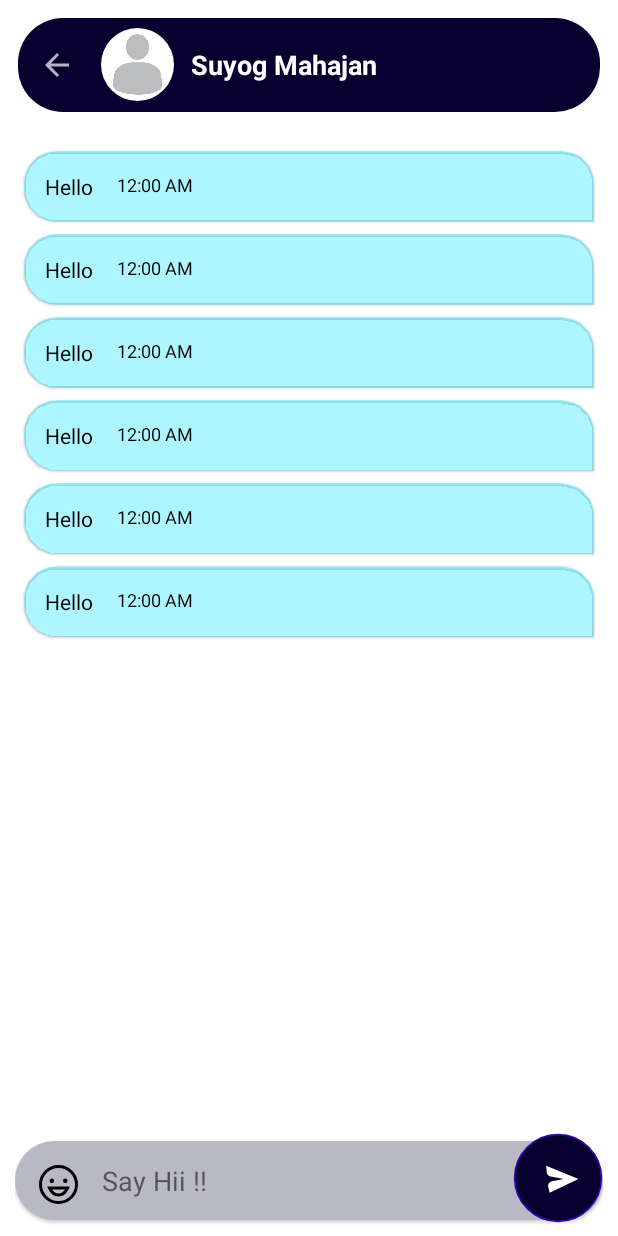
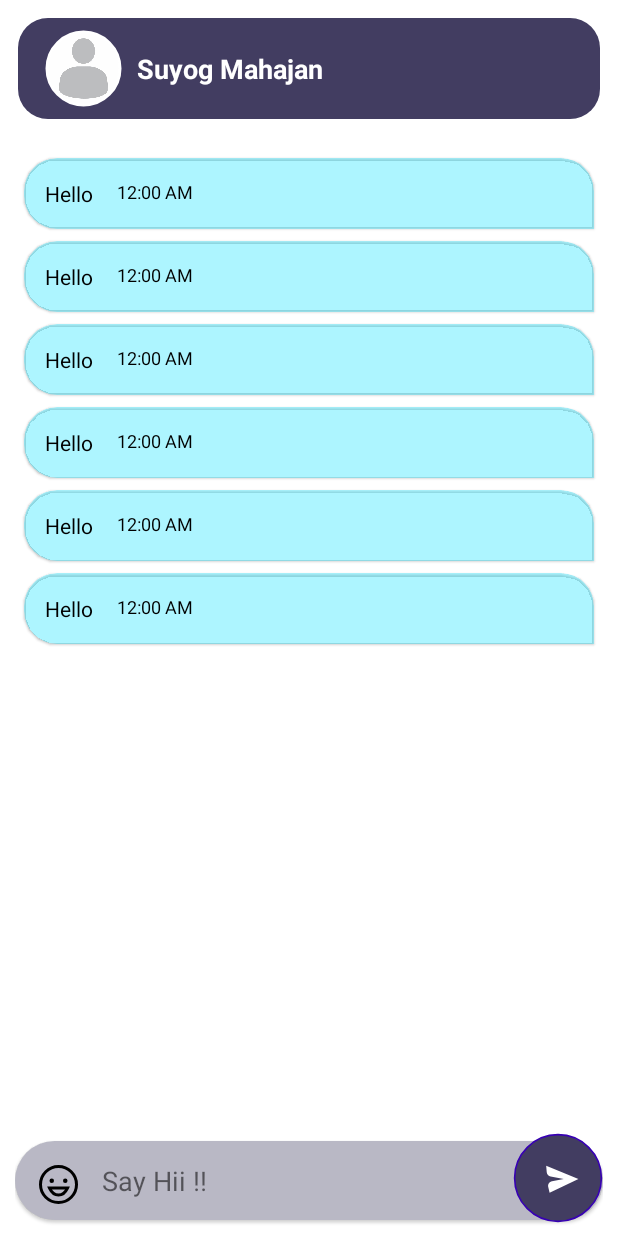
Before and after one commit to SuyogMahajan/ClickChat, an Android app: the layout activity_chat.xml on its own in the app's theme, with its tools: preview values and no code run, on a phone screen of 412 x 824 dp. Run offline under Robolectric (Android 15) with nearby library versions, the light colour scheme and no system bars; plain views replace EmojiEditText.

Commit message:
chat fragment working

```diff
--- a/app/build.gradle
+++ b/app/build.gradle
@@ -62,6 +62,7 @@ dependencies {
     implementation 'com.google.firebase:firebase-database:20.0.5'
     implementation 'com.google.firebase:firebase-auth-ktx'
     implementation 'com.squareup.picasso:picasso:2.71828'
+    implementation 'com.firebaseui:firebase-ui-database:8.0.1'
     // Add the dependencies for any other desired Firebase products
     // https://firebase.google.com/docs/android/setup#available-libraries
 
--- a/app/src/main/java/com/whatsappclone/whatsappclone/ui/actvities/ChatActivity.kt
+++ b/app/src/main/java/com/whatsappclone/whatsappclone/ui/actvities/ChatActivity.kt
@@ -55,6 +55,7 @@ class ChatActivity : AppCompatActivity() {
         chatAdapter = ChatAdapter(messages,mCurrentUid)
 
         setContentView(binding.root)
+        updateRead()
 
         FirebaseFirestore.getInstance().collection("users").document(mCurrentUid).get()
             .addOnSuccessListener {
@@ -80,6 +81,10 @@ class ChatActivity : AppCompatActivity() {
             }
         }
 
+    }
+
+    private fun updateRead() {
+        getInbox(mCurrentUid,id!!).child("count").setValue(0)
     }
 
     private fun sendMessage(message: String) {
--- /dev/null
+++ b/app/src/main/res/drawable/box_layout.xml
@@ -0,0 +1,22 @@
+<?xml version="1.0" encoding="utf-8"?>
+<layer-list xmlns:android="http://schemas.android.com/apk/res/android">
+
+    <item >
+        <shape android:shape="rectangle">
+            <solid android:color="#00FFFA00"/>
+            <corners android:radius="20dp"/>
+        </shape>
+    </item>
+
+    <item android:top="2dp"
+          android:bottom="2dp"
+          android:left="2dp"
+          android:right="2dp"
+        >
+        <shape android:shape="rectangle">
+            <solid android:color="@color/green"/>
+            <corners android:radius="20dp"/>
+        </shape>
+    </item>
+
+</layer-list>
--- a/app/src/main/res/drawable/edittext_box.xml
+++ b/app/src/main/res/drawable/edittext_box.xml
@@ -1,22 +1,5 @@
 <?xml version="1.0" encoding="utf-8"?>
-<layer-list xmlns:android="http://schemas.android.com/apk/res/android">
-
-    <item >
-        <shape android:shape="rectangle">
-            <solid android:color="#00FFFA00"/>
-            <corners android:radius="30dp"/>
-        </shape>
-    </item>
-
-    <item android:top="2dp"
-          android:bottom="2dp"
-          android:left="2dp"
-          android:right="2dp"
-        >
-        <shape android:shape="rectangle">
-            <solid android:color="@color/green"/>
-            <corners android:radius="30dp"/>
-        </shape>
-    </item>
-
-</layer-list>
+<shape android:shape="rectangle" xmlns:android="http://schemas.android.com/apk/res/android">
+<solid android:color="@color/white" />
+    <corners android:radius="20dp" />
+</shape>
--- a/app/src/main/res/drawable/indiactor_back.xml
+++ b/app/src/main/res/drawable/indiactor_back.xml
@@ -20,6 +20,4 @@
             <corners android:radius="30dp" /> </shape>
     </item>
 
-
-
 </layer-list>
--- a/app/src/main/res/layout/activity_chat.xml
+++ b/app/src/main/res/layout/activity_chat.xml
@@ -16,13 +16,12 @@
         android:layout_marginTop="10dp"
         android:layout_marginEnd="10dp"
         android:layout_marginBottom="10dp"
-        android:background="@drawable/edittext_box"
+        android:padding="10dp"
+        android:background="@drawable/box_layout"
+        android:backgroundTint="#423D61"
         android:paddingVertical="5dp"
-        android:theme="@style/ThemeOverlay.MaterialComponents.Dark"
-        app:contentInsetLeft="0dp"
-        app:contentInsetStart="0dp"
-        app:contentInsetStartWithNavigation="0dp"
-        app:navigationIcon="?attr/homeAsUpIndicator">
+        android:theme="@style/ThemeOverlay.MaterialComponents.Light"
+    >
 
         <com.google.android.material.imageview.ShapeableImageView
             android:id="@+id/userImgView"
@@ -31,7 +30,10 @@
             android:adjustViewBounds="true"
             android:clickable="true"
             android:focusable="true"
+            android:layout_marginStart="20dp"
             android:padding="1dp"
+            app:strokeColor="@color/white"
+            app:strokeWidth="2dp"
             android:scaleType="centerCrop"
             android:src="@drawable/profile_dummy"
             app:shapeAppearanceOverlay="@style/CircleImageView" />
--- a/app/src/main/res/layout/activity_inbox_fragment.xml
+++ b/app/src/main/res/layout/activity_inbox_fragment.xml
@@ -2,12 +2,15 @@
 <androidx.constraintlayout.widget.ConstraintLayout xmlns:android="http://schemas.android.com/apk/res/android"
     android:layout_width="match_parent"
     android:layout_height="match_parent"
-    xmlns:tools="http://schemas.android.com/tools">
+    xmlns:tools="http://schemas.android.com/tools"
+
+    >
 
     <androidx.recyclerview.widget.RecyclerView
         android:layout_width="match_parent"
         android:layout_height="match_parent"
         android:id="@+id/rvInbox"
+        tools:itemCount="10"
         tools:listitem="@layout/list_item"
 />
 
--- a/app/src/main/res/layout/activity_main.xml
+++ b/app/src/main/res/layout/activity_main.xml
@@ -26,7 +26,8 @@
         android:layout_margin="10dp"
         app:tabMode="fixed"
         app:tabGravity="fill"
-        android:background="@drawable/edittext_box"
+        android:background="@drawable/box_layout"
+        android:backgroundTint="@color/green"
         app:tabIndicatorColor="@color/white"
         app:tabSelectedTextColor="@color/black"
         app:tabIndicatorGravity="stretch"
--- a/app/src/main/res/layout/list_item.xml
+++ b/app/src/main/res/layout/list_item.xml
@@ -5,7 +5,7 @@
     xmlns:app="http://schemas.android.com/apk/res-auto"
     android:layout_width="match_parent"
     android:layout_height="wrap_content"
-    android:background="@drawable/edittext_box"
+    android:background="@drawable/box_layout"
     android:backgroundTint="#2407002F"
     android:clickable="true"
     android:elevation="10dp"
--- a/app/src/main/res/values/colors.xml
+++ b/app/src/main/res/values/colors.xml
@@ -8,7 +8,7 @@
     <color name="teal_700">#FF018786</color>
     <color name="black">#FF000000</color>
     <color name="white">#FFFFFFFF</color>
-    <color name="green">#07002F</color>
+    <color name="green">#423D61</color>
     <color name="yellow">#BDB101</color>
 
 </resources>
```
Also changed, not shown: app/src/main/java/com/whatsappclone/whatsappclone/ui/actvities/ViewHolders/UserViewHolder.kt (renamed from app/src/main/java/com/whatsappclone/whatsappclone/ui/actvities/UserViewHolder.kt, +6 -5 lines), app/src/main/java/com/whatsappclone/whatsappclone/ui/actvities/ViewHolders/chatViewHolder.kt (added, +42 -0 lines), app/src/main/java/com/whatsappclone/whatsappclone/ui/fragments/InboxFragment.kt (+101 -7 lines), app/src/main/java/com/whatsappclone/whatsappclone/ui/fragments/PeopleFragment.kt (+17 -29 lines), app/src/main/res/layout/activity_people_fragment.xml (+6 -2 lines), app/src/main/res/layout/list_item2.xml (added, +62 -0 lines).
